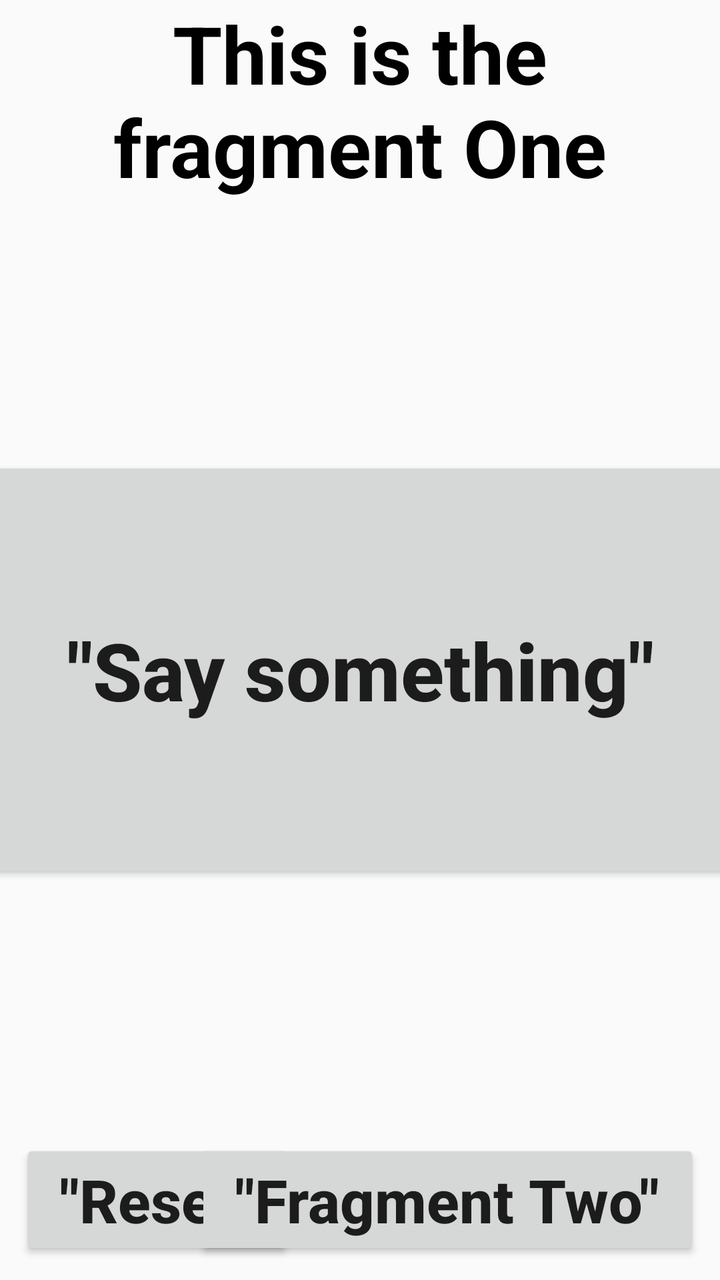
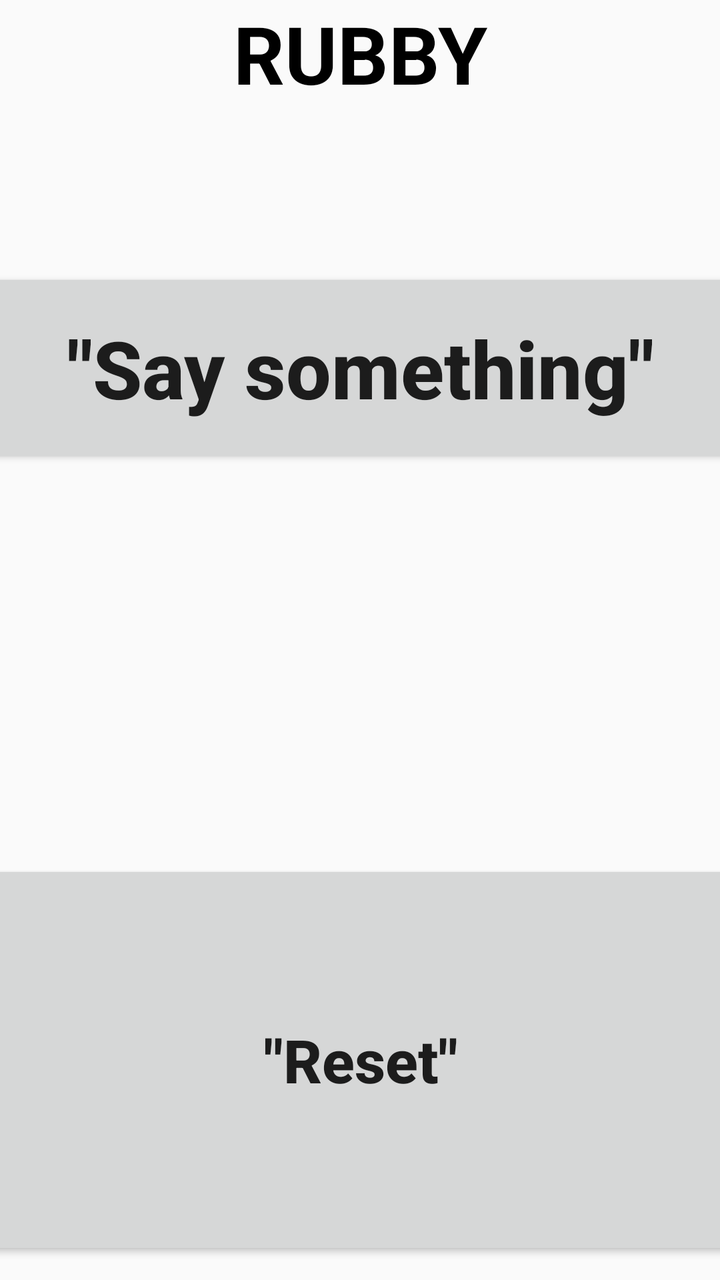

An Android layout rendered at two revisions. The XML below is the earlier revision; the diff shows what the commit changed to produce the second picture.
<!-- AndroidManifest.xml: application theme Theme.AppCompat.Light -->
<!-- res/layout/fragment_one.xml -->
<?xml version="1.0" encoding="utf-8"?>
<androidx.constraintlayout.widget.ConstraintLayout xmlns:android="http://schemas.android.com/apk/res/android"
    android:layout_width="match_parent"
    android:layout_height="fill_parent"
    xmlns:app="http://schemas.android.com/apk/res-auto">

    <TextView
        android:id="@+id/one_text"
        app:layout_constraintTop_toTopOf="parent"
        app:layout_constraintStart_toStartOf="parent"
        app:layout_constraintEnd_toEndOf="parent"
        android:text="@string/isFragmentOne"
        android:textColor="@color/black"
        android:textStyle="bold"
        android:textSize="40sp"
        android:gravity="center"
        android:layout_width="match_parent"
        android:layout_height="wrap_content" />

    <Button
        android:id="@+id/one_say"
        app:layout_constraintBottom_toTopOf="@id/one_button_reset"
        app:layout_constraintTop_toBottomOf="@id/one_text"
        app:layout_constraintStart_toStartOf="parent"
        app:layout_constraintEnd_toEndOf="parent"
        android:text="@string/saySomething"
        android:textAllCaps="false"
        android:textSize="40sp"
        android:textStyle="bold"
        android:paddingTop="80dp"
        android:paddingBottom="80dp"
        android:layout_width="450dp"
        android:layout_height="wrap_content" />

    <Button
        android:id="@+id/one_button_reset"
        app:layout_constraintBottom_toBottomOf="parent"
        app:layout_constraintStart_toStartOf="parent"
        android:text="@string/reset"
        android:textAllCaps="false"
        android:textSize="30sp"
        android:textStyle="bold"
        android:paddingStart="20dp"
        android:paddingEnd="20dp"
        android:layout_margin="10dp"
        android:layout_width="wrap_content"
        android:layout_height="wrap_content" />

    <Button
        android:id="@+id/one_button_frag_two"
        app:layout_constraintBottom_toBottomOf="parent"
        app:layout_constraintEnd_toEndOf="parent"
        android:text="@string/fragmentTwo"
        android:textAllCaps="false"
        android:textSize="30sp"
        android:textStyle="bold"
        android:paddingStart="20dp"
        android:paddingEnd="20dp"
        android:layout_margin="10dp"
        android:layout_width="wrap_content"
        android:layout_height="wrap_content" />

</androidx.constraintlayout.widget.ConstraintLayout>
<!-- resources referenced by this layout -->
<resources>
  <color name="black">#000000</color>
  <string name="fragmentTwo">\"Fragment Two\"</string>
  <string name="isFragmentOne">This is the fragment One</string>
  <string name="reset">\"Reset\"</string>
  <string name="saySomething">\"Say something\"</string>
</resources>

<!-- the commit's change to res/layout/fragment_one.xml (unified diff, before → after) -->
@@ -27,37 +27,25 @@
         android:textAllCaps="false"
         android:textSize="40sp"
         android:textStyle="bold"
-        android:paddingTop="80dp"
-        android:paddingBottom="80dp"
-        android:layout_width="450dp"
-        android:layout_height="wrap_content" />
+        android:paddingTop="0dp"
+        android:paddingBottom="0dp"
+        android:layout_width="400dp"
+        android:layout_height="100dp"
+        app:layout_constraintVertical_bias="0.292" />
 
     <Button
         android:id="@+id/one_button_reset"
-        app:layout_constraintBottom_toBottomOf="parent"
-        app:layout_constraintStart_toStartOf="parent"
+        android:layout_width="500dp"
+        android:layout_height="200dp"
+        android:layout_margin="10dp"
+        android:paddingStart="20dp"
+        android:paddingEnd="20dp"
         android:text="@string/reset"
         android:textAllCaps="false"
         android:textSize="30sp"
         android:textStyle="bold"
-        android:paddingStart="20dp"
-        android:paddingEnd="20dp"
-        android:layout_margin="10dp"
-        android:layout_width="wrap_content"
-        android:layout_height="wrap_content" />
-
-    <Button
-        android:id="@+id/one_button_frag_two"
         app:layout_constraintBottom_toBottomOf="parent"
         app:layout_constraintEnd_toEndOf="parent"
-        android:text="@string/fragmentTwo"
-        android:textAllCaps="false"
-        android:textSize="30sp"
-        android:textStyle="bold"
-        android:paddingStart="20dp"
-        android:paddingEnd="20dp"
-        android:layout_margin="10dp"
-        android:layout_width="wrap_content"
-        android:layout_height="wrap_content" />
+        app:layout_constraintStart_toStartOf="parent" />
 
 </androidx.constraintlayout.widget.ConstraintLayout>
<!-- resource entries referenced after the edit -->
@@ -1,8 +1,7 @@
 <!-- resources referenced by this layout -->
 <resources>
   <color name="black">#000000</color>
-  <string name="fragmentTwo">\"Fragment Two\"</string>
-  <string name="isFragmentOne">This is the fragment One</string>
+  <string name="isFragmentOne">RUBBY</string>
   <string name="reset">\"Reset\"</string>
   <string name="saySomething">\"Say something\"</string>
 </resources>
